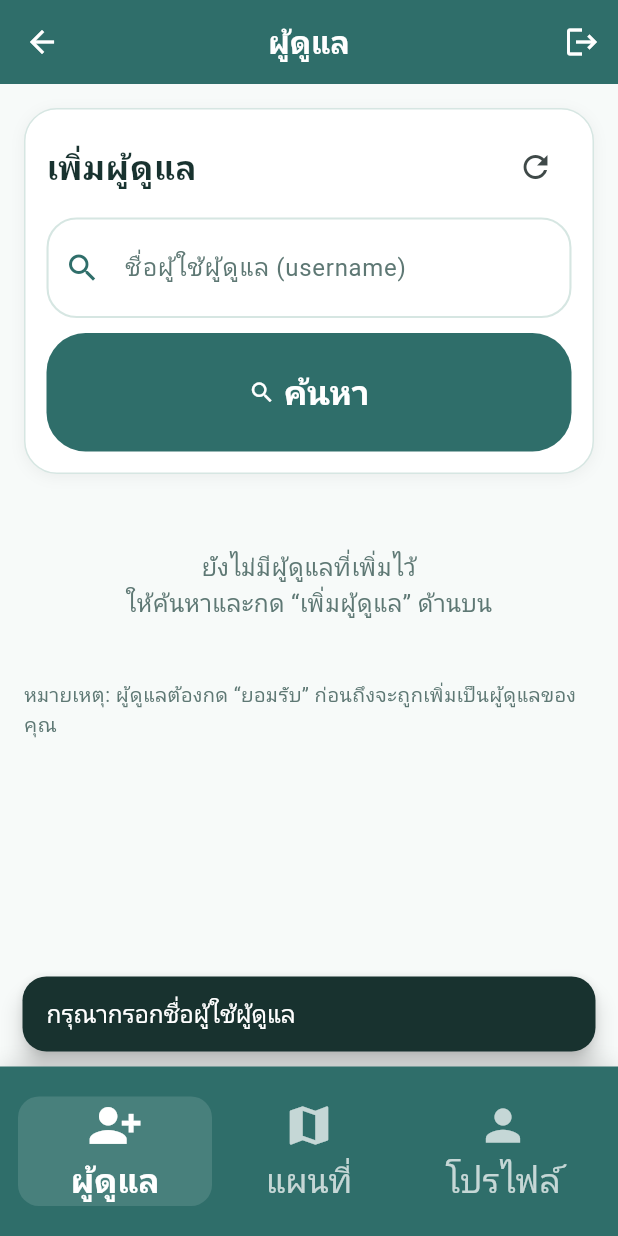
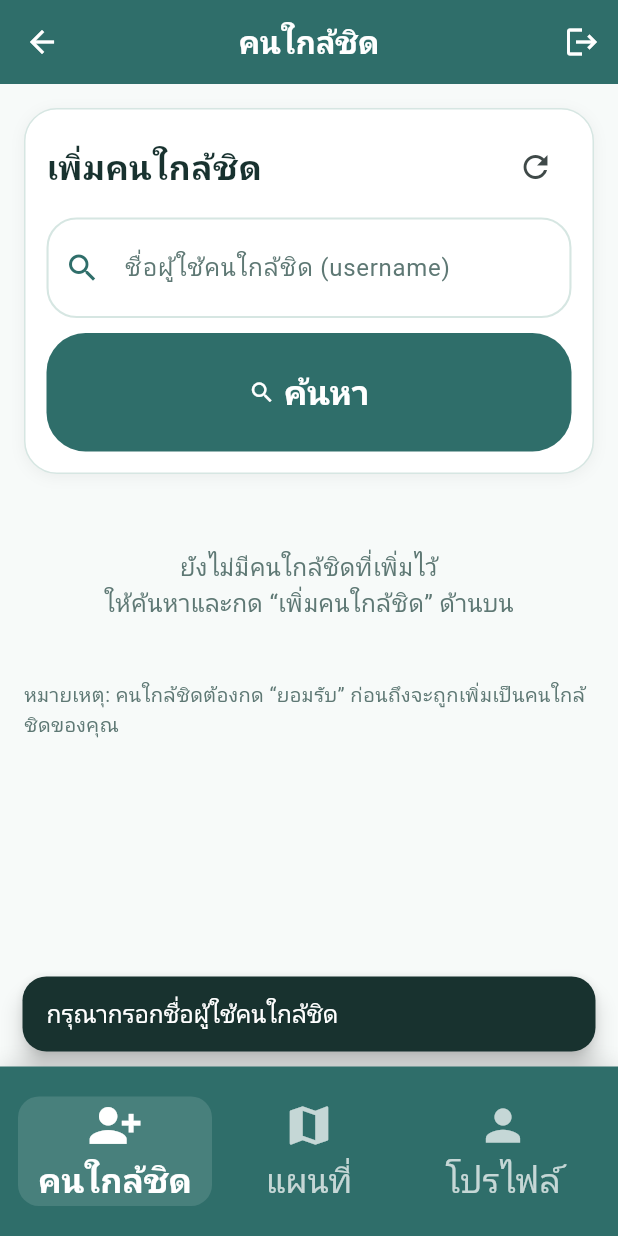
Before and after one commit to projectfinal9735-afk/eldercare-telegram-server, a Flutter app: the HomeElderScreen screen opened directly, after a tap on "ค้นหา", on a phone screen of 412 x 824 dp. Run offline on Flutter 3.47's test engine with Material 3 defaults, Android fonts, the phone set to English and light mode, and no system bars; our stand-ins replace cloud_firestore, firebase_auth, firebase_core, flutter_map, geolocator, latlong2; accounts and stored records are empty.

Commit message:
replace caregiver wording with close family wording

```diff
--- a/lib/screens/add_caregiver_screen.dart
+++ b/lib/screens/add_caregiver_screen.dart
@@ -44,7 +44,7 @@ ButtonStyle _elderOutlinedButtonStyle({double radius = 22}) {
 }
 
 
-/// หน้า Elder: แอดเพื่อนผู้ดูแล (Caregiver) แบบ "ส่งคำขอ" แล้วให้ฝั่งผู้ดูแลกดยอมรับ/ปฏิเสธ
+/// หน้า Elder: แอดเพื่อนคนใกล้ชิด (Caregiver) แบบ "ส่งคำขอ" แล้วให้ฝั่งคนใกล้ชิดกดยอมรับ/ปฏิเสธ
 ///
 /// โครงสร้างข้อมูล:
 /// - users/{elderUid}.caregiverIds = [caregiverUid, ...]        // เฉพาะที่ "ยอมรับแล้ว"
@@ -108,7 +108,7 @@ class _AddCaregiverScreenState extends State<AddCaregiverScreen> {
 
     final keyword = _searchCtl.text.trim();
     if (keyword.isEmpty) {
-      _snack('กรุณากรอกชื่อผู้ใช้ผู้ดูแล');
+      _snack('กรุณากรอกชื่อผู้ใช้คนใกล้ชิด');
       return;
     }
 
@@ -133,7 +133,7 @@ class _AddCaregiverScreenState extends State<AddCaregiverScreen> {
           _found = null;
           _foundUid = null;
         });
-        _snack('ไม่พบผู้ดูแลที่ใช้ชื่อผู้ใช้นี้');
+        _snack('ไม่พบคนใกล้ชิดที่ใช้ชื่อผู้ใช้นี้');
         return;
       }
 
@@ -172,23 +172,23 @@ setState(() {
     }
     final caregiverUid = _foundUid;
     if (caregiverUid == null) {
-      _snack('กรุณาค้นหาผู้ดูแลก่อน');
+      _snack('กรุณาค้นหาคนใกล้ชิดก่อน');
       return;
     }
 
-    // อนุญาตให้ผู้สูงอายุมีผู้ดูแลได้ครั้งละ 1 คนเท่านั้น
+    // อนุญาตให้ผู้สูงอายุมีคนใกล้ชิดได้ครั้งละ 1 คนเท่านั้น
     final elderDoc = await _db.collection('users').doc(me.uid).get();
     final elderData = elderDoc.data() ?? <String, dynamic>{};
     final acceptedIds =
         (elderData['caregiverIds'] as List<dynamic>?)?.map((e) => e.toString()).where((e) => e.isNotEmpty).toList() ?? const <String>[];
 
     if (acceptedIds.contains(caregiverUid)) {
-      _snack('ผู้ดูแลคนนี้ถูกเพิ่มแล้ว');
+      _snack('คนใกล้ชิดคนนี้ถูกเพิ่มแล้ว');
       return;
     }
 
     if (acceptedIds.isNotEmpty) {
-      _snack('มีผู้ดูแลอยู่แล้ว กรุณาลบผู้ดูแลเดิมก่อน');
+      _snack('มีคนใกล้ชิดอยู่แล้ว กรุณาลบคนใกล้ชิดเดิมก่อน');
       return;
     }
 
@@ -210,7 +210,7 @@ setState(() {
 
       if (!mounted) return;
       setState(() => _foundRequestStatus = 'pending');
-      _snack('ส่งคำขอไปยังผู้ดูแลแล้ว');
+      _snack('ส่งคำขอไปยังคนใกล้ชิดแล้ว');
     } on FirebaseException catch (e) {
       _snack(e.message ?? 'ส่งคำขอไม่สำเร็จ');
     }
@@ -244,8 +244,8 @@ setState(() {
   final ok = await showDialog<bool>(
     context: context,
     builder: (ctx) => AlertDialog(
-      title: const Text('ลบผู้ดูแล'),
-      content: const Text('ต้องการลบผู้ดูแลคนนี้ออกใช่หรือไม่?'),
+      title: const Text('ลบคนใกล้ชิด'),
+      content: const Text('ต้องการลบคนใกล้ชิดคนนี้ออกใช่หรือไม่?'),
       actions: [
         TextButton(onPressed: () => Navigator.pop(ctx, false), child: const Text('ยกเลิก')),
         ElevatedButton(onPressed: () => Navigator.pop(ctx, true), child: const Text('ลบ')),
@@ -297,7 +297,7 @@ setState(() {
         _foundRequestStatus = 'canceled';
       }
     });
-    _snack('ลบผู้ดูแลแล้ว');
+    _snack('ลบคนใกล้ชิดแล้ว');
   } on FirebaseException catch (e) {
     _snack(e.message ?? 'ลบไม่สำเร็จ');
   }
@@ -326,7 +326,7 @@ setState(() {
             children: [
               const Expanded(
                 child: Text(
-                  'เพิ่มผู้ดูแล',
+                  'เพิ่มคนใกล้ชิด',
                   style: TextStyle(fontSize: 24, fontWeight: FontWeight.w700),
                 ),
               ),
@@ -343,7 +343,7 @@ setState(() {
             textInputAction: TextInputAction.search,
             onSubmitted: (_) => _search(),
             decoration: InputDecoration(
-              labelText: 'ชื่อผู้ใช้ผู้ดูแล (username)',
+              labelText: 'ชื่อผู้ใช้คนใกล้ชิด (username)',
               prefixIcon: const Icon(Icons.search),
               border: OutlineInputBorder(borderRadius: BorderRadius.circular(14)),
             ),
@@ -414,7 +414,7 @@ setState(() {
           crossAxisAlignment: CrossAxisAlignment.start,
           children: [
             const Text(
-              'คำขอที่ส่งแล้ว (รอผู้ดูแลยอมรับ)',
+              'คำขอที่ส่งแล้ว (รอคนใกล้ชิดยอมรับ)',
               style: TextStyle(fontSize: 24, fontWeight: FontWeight.w700),
             ),
             const SizedBox(height: 10),
@@ -456,7 +456,7 @@ setState(() {
           return const Padding(
             padding: EdgeInsets.symmetric(vertical: 14),
             child: Text(
-              'ยังไม่มีผู้ดูแลที่เพิ่มไว้\nให้ค้นหาและกด “เพิ่มผู้ดูแล” ด้านบน',
+              'ยังไม่มีคนใกล้ชิดที่เพิ่มไว้\nให้ค้นหาและกด “เพิ่มคนใกล้ชิด” ด้านบน',
               textAlign: TextAlign.center,
               style: TextStyle(color: AppColors.subtleText),
             ),
@@ -468,7 +468,7 @@ setState(() {
           children: [
             const SizedBox(height: 12),
             const Text(
-              'ผู้ดูแลของฉัน',
+              'คนใกล้ชิดของฉัน',
               style: TextStyle(fontSize: 24, fontWeight: FontWeight.w700),
             ),
             const SizedBox(height: 10),
@@ -500,7 +500,7 @@ setState(() {
             _myCaregivers(),
             const SizedBox(height: 24),
             const Text(
-              'หมายเหตุ: ผู้ดูแลต้องกด “ยอมรับ” ก่อนถึงจะถูกเพิ่มเป็นผู้ดูแลของคุณ',
+              'หมายเหตุ: คนใกล้ชิดต้องกด “ยอมรับ” ก่อนถึงจะถูกเพิ่มเป็นคนใกล้ชิดของคุณ',
               style: TextStyle(fontSize: 14, color: AppColors.subtleText),
             ),
           ],
@@ -543,7 +543,7 @@ class _FoundCard extends StatelessWidget {
       child: Column(
         crossAxisAlignment: CrossAxisAlignment.start,
         children: [
-          const Text('พบผู้ดูแล', style: TextStyle(fontWeight: FontWeight.w700)),
+          const Text('พบคนใกล้ชิด', style: TextStyle(fontWeight: FontWeight.w700)),
           const SizedBox(height: 8),
           _kv('ชื่อผู้ใช้', identifier.isEmpty ? '-' : identifier),
           _kv('ชื่อ-นามสกุล', fullName.isEmpty ? '-' : fullName),
@@ -561,21 +561,21 @@ class _FoundCard extends StatelessWidget {
               icon: const Icon(Icons.send),
               label: const Padding(
                 padding: EdgeInsets.symmetric(vertical: 12),
-                child: Text('ส่งคำขอเป็นผู้ดูแล'),
+                child: Text('ส่งคำขอเป็นคนใกล้ชิด'),
               ),
             ),
           ),
           if (isPending) ...[
             const SizedBox(height: 8),
             const Text(
-              'รอผู้ดูแลกดยอมรับ',
+              'รอคนใกล้ชิดกดยอมรับ',
               style: TextStyle(color: AppColors.subtleText),
             ),
           ],
           if (isRejected) ...[
             const SizedBox(height: 8),
             const Text(
-              'ผู้ดูแลปฏิเสธแล้ว (สามารถส่งคำขอใหม่ได้)',
+              'คนใกล้ชิดปฏิเสธแล้ว (สามารถส่งคำขอใหม่ได้)',
               style: TextStyle(color: AppColors.subtleText),
             ),
           ],
@@ -706,7 +706,7 @@ class _CaregiverTileState extends State<_CaregiverTile> {
     final cleanedPhone = phone.trim();
     if (cleanedPhone.isEmpty) {
       ScaffoldMessenger.of(context).showSnackBar(
-        const SnackBar(content: Text('ยังไม่มีเบอร์โทรของผู้ดูแล')),
+        const SnackBar(content: Text('ยังไม่มีเบอร์โทรของคนใกล้ชิด')),
       );
       return;
     }
@@ -733,7 +733,7 @@ class _CaregiverTileState extends State<_CaregiverTile> {
       context: context,
       builder: (dialogContext) => StatefulBuilder(
         builder: (dialogContext, setDialogState) => AlertDialog(
-          title: const Text('ความสัมพันธ์กับผู้ดูแล'),
+          title: const Text('ความสัมพันธ์กับคนใกล้ชิด'),
           content: DropdownButtonFormField<String>(
             value: selected,
             items: caregiverRelationshipOptions
@@ -776,7 +776,7 @@ class _CaregiverTileState extends State<_CaregiverTile> {
 
     if (saved == true && context.mounted) {
       ScaffoldMessenger.of(context).showSnackBar(
-        const SnackBar(content: Text('บันทึกความสัมพันธ์กับผู้ดูแลแล้ว')),
+        const SnackBar(content: Text('บันทึกความสัมพันธ์กับคนใกล้ชิดแล้ว')),
       );
     }
   }
@@ -906,7 +906,7 @@ class _CaregiverTileState extends State<_CaregiverTile> {
                   IconButton(
                     onPressed: widget.onRemove,
                     icon: const Icon(Icons.delete_outline),
-                    tooltip: 'ลบผู้ดูแล',
+                    tooltip: 'ลบคนใกล้ชิด',
                     color: AppColors.subtleText,
                   ),
                 ],
--- a/lib/screens/edit_profile_screen.dart
+++ b/lib/screens/edit_profile_screen.dart
@@ -234,7 +234,7 @@ class _EditProfileScreenState extends State<EditProfileScreen> {
                   onChanged: (value) {
                     setState(() => _relationshipToCaregiver = value);
                   },
-                  decoration: _dec('ความสัมพันธ์กับผู้ดูแล'),
+                  decoration: _dec('ความสัมพันธ์กับคนใกล้ชิด'),
                   validator: (value) {
                     if ((_role ?? '') == 'elder' && (value == null || value.isEmpty)) {
                       return 'กรุณาเลือกความสัมพันธ์';
--- a/lib/screens/home_caregiver_screen.dart
+++ b/lib/screens/home_caregiver_screen.dart
@@ -31,11 +31,11 @@ class _HomeCaregiverScreenState extends State<HomeCaregiverScreen> {
   String get _title {
     switch (_index) {
       case 0:
-        return 'ผู้ดูแล';
+        return 'คนใกล้ชิด';
       case 1:
-        return 'แดชบอร์ดผู้ดูแล';
+        return 'แดชบอร์ดคนใกล้ชิด';
       case 2:
-        return 'ข้อมูลส่วนตัว (ผู้ดูแล)';
+        return 'ข้อมูลส่วนตัว (คนใกล้ชิด)';
       default:
         return '';
     }
@@ -71,7 +71,7 @@ class _HomeCaregiverScreenState extends State<HomeCaregiverScreen> {
         final hasAnotherCaregiver = caregiverIds.isNotEmpty && !alreadyLinkedToThisCaregiver;
 
         if (hasAnotherCaregiver) {
-          throw Exception('ผู้สูงอายุมีผู้ดูแลอยู่แล้ว กรุณาลบผู้ดูแลเดิมก่อน');
+          throw Exception('ผู้สูงอายุมีคนใกล้ชิดอยู่แล้ว กรุณาลบคนใกล้ชิดเดิมก่อน');
         }
 
         tx.set(reqRef, {
@@ -206,7 +206,7 @@ class _HomeCaregiverScreenState extends State<HomeCaregiverScreen> {
                     ),
                     const SizedBox(height: 6),
                     Text(
-                      'คำขอเป็นผู้ดูแลที่รอการตอบรับ ${docs.length} รายการ',
+                      'คำขอเป็นคนใกล้ชิดที่รอการตอบรับ ${docs.length} รายการ',
                       style: const TextStyle(color: AppColors.subtleText),
                     ),
                     const SizedBox(height: 12),
@@ -407,7 +407,7 @@ class _BottomActionBar extends StatelessWidget {
           children: [
             _NavActionItem(
               icon: Icons.groups_rounded,
-              label: 'ผู้ดูแล',
+              label: 'คนใกล้ชิด',
               selected: currentIndex == 0,
               color: color,
               onTap: () => onSelect(0),
@@ -525,7 +525,7 @@ class _NavActionItemState extends State<_NavActionItem> {
   }
 }
 
-/// placeholder: รายชื่อผู้สูงอายุที่ผู้ดูแลดูแลอยู่
+/// placeholder: รายชื่อผู้สูงอายุที่คนใกล้ชิดดูแลอยู่
 class CaregiverEldersScreen extends StatefulWidget {
   const CaregiverEldersScreen({
     super.key,
@@ -652,7 +652,7 @@ class _CaregiverEldersScreenState extends State<CaregiverEldersScreen> {
       final hasAnotherCaregiver = caregiverIds.isNotEmpty && !alreadyLinkedToThisCaregiver;
 
       if (hasAnotherCaregiver) {
-        throw Exception('ผู้สูงอายุมีผู้ดูแลอยู่แล้ว กรุณาลบผู้ดูแลเดิมก่อน');
+        throw Exception('ผู้สูงอายุมีคนใกล้ชิดอยู่แล้ว กรุณาลบคนใกล้ชิดเดิมก่อน');
       }
 
       tx.set(reqRef, {
@@ -728,7 +728,7 @@ class _CaregiverEldersScreenState extends State<CaregiverEldersScreen> {
           crossAxisAlignment: CrossAxisAlignment.start,
           children: [
             const Text(
-              'คำขอเป็นผู้ดูแล (รอการตอบรับ)',
+              'คำขอเป็นคนใกล้ชิด (รอการตอบรับ)',
               style: TextStyle(fontSize: 24, fontWeight: FontWeight.w700),
             ),
             const SizedBox(height: 10),
@@ -1536,7 +1536,7 @@ class _RealtimeDistanceCard extends StatelessWidget {
               value = 'ยังไม่พบตำแหน่งผู้สูงอายุ';
               valueColor = AppColors.subtleText;
             } else if (caregiverSnap.hasError) {
-              value = 'เปิดตำแหน่งผู้ดูแลเพื่อคำนวณ';
+              value = 'เปิดตำแหน่งคนใกล้ชิดเพื่อคำนวณ';
               valueColor = Colors.orange.shade800;
             } else if (!caregiverSnap.hasData) {
               value = 'กำลังคำนวณ...';
@@ -1580,7 +1580,7 @@ class _RealtimeDistanceCard extends StatelessWidget {
                       crossAxisAlignment: CrossAxisAlignment.start,
                       children: [
                         const Text(
-                          'ระยะห่างผู้ดูแล-ผู้สูงอายุ',
+                          'ระยะห่างคนใกล้ชิด-ผู้สูงอายุ',
                           style: TextStyle(
                             fontSize: 15,
                             color: AppColors.subtleText,
@@ -1723,7 +1723,7 @@ class _NotificationRequestTile extends StatelessWidget {
                     ),
                     const SizedBox(height: 4),
                     const Text(
-                      'ส่งคำขอเป็นผู้ดูแลถึงคุณ',
+                      'ส่งคำขอเป็นคนใกล้ชิดถึงคุณ',
                       style: TextStyle(color: AppColors.subtleText),
                     ),
                     if (phone.isNotEmpty) ...[
@@ -2698,7 +2698,7 @@ class _ElderTileState extends State<_ElderTile> {
   }
 }
 
-/// แท็บโปรไฟล์ของผู้ดูแล (แสดงโปรไฟล์ + ปุ่มเปลี่ยนรหัสผ่านเหมือนเดิม)
+/// แท็บโปรไฟล์ของคนใกล้ชิด (แสดงโปรไฟล์ + ปุ่มเปลี่ยนรหัสผ่านเหมือนเดิม)
 class CaregiverProfileTab extends StatelessWidget {
   final VoidCallback onChangePassword;
 
--- a/lib/screens/home_elder_screen.dart
+++ b/lib/screens/home_elder_screen.dart
@@ -21,7 +21,7 @@ class _HomeElderScreenState extends State<HomeElderScreen> {
   String get _title {
     switch (_index) {
       case 0:
-        return 'ผู้ดูแล';
+        return 'คนใกล้ชิด';
       case 1:
         return 'แผนที่';
       case 2:
@@ -113,7 +113,7 @@ class _BottomActionBar extends StatelessWidget {
           children: [
             _NavActionItem(
               icon: Icons.person_add_alt_1,
-              label: 'ผู้ดูแล',
+              label: 'คนใกล้ชิด',
               selected: currentIndex == 0,
               color: color,
               onTap: () => onSelect(0),
--- a/lib/screens/login_caregiver_screen.dart
+++ b/lib/screens/login_caregiver_screen.dart
@@ -60,7 +60,7 @@ class _LoginCaregiverScreenState extends State<LoginCaregiverScreen> {
   @override
   Widget build(BuildContext context) {
     return Scaffold(
-      appBar: AppBar(title: const Text('เข้าสู่ระบบผู้ดูแล')),
+      appBar: AppBar(title: const Text('เข้าสู่ระบบคนใกล้ชิด')),
       body: SafeArea(
         child: Center(
           child: ConstrainedBox(
@@ -76,7 +76,7 @@ class _LoginCaregiverScreenState extends State<LoginCaregiverScreen> {
                       const Icon(Icons.health_and_safety, size: 58, color: AppColors.primary),
                       const SizedBox(height: 16),
                       const Text(
-                        'ผู้ดูแล',
+                        'คนใกล้ชิด',
                         textAlign: TextAlign.center,
                         style: TextStyle(fontSize: 32, fontWeight: FontWeight.w800),
                       ),
--- a/lib/screens/profile_screen.dart
+++ b/lib/screens/profile_screen.dart
@@ -131,7 +131,7 @@ class ProfileScreen extends StatelessWidget {
               if (relationshipToCaregiver.isNotEmpty) ...[
                 const SizedBox(height: 12),
                 _InfoCard(
-                  title: 'ความสัมพันธ์กับผู้ดูแล',
+                  title: 'ความสัมพันธ์กับคนใกล้ชิด',
                   value: relationshipToCaregiver,
                   icon: Icons.family_restroom,
                 ),
--- a/lib/screens/role_select_screen.dart
+++ b/lib/screens/role_select_screen.dart
@@ -69,7 +69,7 @@ class RoleSelectScreen extends StatelessWidget {
                           MaterialPageRoute(builder: (_) => const LoginCaregiverScreen()),
                         ),
                         child: const Text(
-                          'เข้าใช้งานสำหรับผู้ดูแล',
+                          'เข้าใช้งานสำหรับคนใกล้ชิด',
                           style: TextStyle(fontSize: 24, fontWeight: FontWeight.w700),
                         ),
                       ),
--- a/lib/screens/route_search_screen.dart
+++ b/lib/screens/route_search_screen.dart
@@ -413,7 +413,7 @@ class _RouteSearchScreenState extends State<RouteSearchScreen> {
       });
       if (!mounted) return;
       setState(() => _sharingLiveLocation = true);
-      _showInlineMessage('กำลังแชร์ตำแหน่งสดให้ผู้ดูแลเห็น', isError: false);
+      _showInlineMessage('กำลังแชร์ตำแหน่งสดให้คนใกล้ชิดเห็น', isError: false);
     } catch (e) {
       _showInlineMessage(AppError.message(e), isError: true);
       _showSnack(AppError.message(e));
@@ -671,10 +671,10 @@ out center tags 80;
 
       if (!mounted) return;
 
-      _showInlineMessage('ส่ง SOS และแจ้งเตือนผู้ดูแลแล้ว');
+      _showInlineMessage('ส่ง SOS และแจ้งเตือนคนใกล้ชิดแล้ว');
 
       if (caregiver == null) {
-        _showSnack('ส่ง SOS แล้ว แต่ยังไม่พบข้อมูลผู้ดูแล');
+        _showSnack('ส่ง SOS แล้ว แต่ยังไม่พบข้อมูลคนใกล้ชิด');
         return;
       }
 
@@ -1107,7 +1107,7 @@ out center tags 80;
               else
                 AppStateCard(
                   icon: _sharingLiveLocation ? Icons.my_location : Icons.location_searching,
-                  message: _sharingLiveLocation ? 'กำลังแชร์ตำแหน่งสดให้ผู้ดูแล' : 'ยังไม่ได้เปิดแชร์ตำแหน่งสด',
+                  message: _sharingLiveLocation ? 'กำลังแชร์ตำแหน่งสดให้คนใกล้ชิด' : 'ยังไม่ได้เปิดแชร์ตำแหน่งสด',
                   actionLabel: _sharingLiveLocation ? 'หยุดแชร์' : 'เริ่มแชร์',
                   onAction: _toggleLiveLocation,
                 ),
--- a/lib/screens/signup_caregiver_screen.dart
+++ b/lib/screens/signup_caregiver_screen.dart
@@ -91,7 +91,7 @@ class _SignupCaregiverScreenState extends State<SignupCaregiverScreen> {
   @override
   Widget build(BuildContext context) {
     return Scaffold(
-      appBar: AppBar(title: const Text('สมัครสมาชิกผู้ดูแล')),
+      appBar: AppBar(title: const Text('สมัครสมาชิกคนใกล้ชิด')),
       body: SafeArea(
         child: Center(
           child: ConstrainedBox(
@@ -107,7 +107,7 @@ class _SignupCaregiverScreenState extends State<SignupCaregiverScreen> {
                       const Icon(Icons.health_and_safety, size: 56, color: AppColors.primary),
                       const SizedBox(height: 16),
                       const Text(
-                        'สมัครสมาชิกผู้ดูแล',
+                        'สมัครสมาชิกคนใกล้ชิด',
                         textAlign: TextAlign.center,
                         style: TextStyle(fontSize: 32, fontWeight: FontWeight.w800),
                       ),
--- a/lib/screens/sos_call_screen.dart
+++ b/lib/screens/sos_call_screen.dart
@@ -50,7 +50,7 @@ class _SosCallScreenState extends State<SosCallScreen> {
     if (phone.isEmpty) {
       if (!mounted) return;
       ScaffoldMessenger.of(context).showSnackBar(
-        const SnackBar(content: Text('ไม่พบเบอร์โทรของผู้ดูแล')),
+        const SnackBar(content: Text('ไม่พบเบอร์โทรของคนใกล้ชิด')),
       );
       return;
     }
@@ -80,7 +80,7 @@ class _SosCallScreenState extends State<SosCallScreen> {
   Widget build(BuildContext context) {
     final hasPhone = widget.caregiverPhone.trim().isNotEmpty;
     final caregiverName = widget.caregiverName.trim().isEmpty
-        ? 'ผู้ดูแล'
+        ? 'คนใกล้ชิด'
         : widget.caregiverName.trim();
 
     return Scaffold(
@@ -133,7 +133,7 @@ class _SosCallScreenState extends State<SosCallScreen> {
                       ),
                       const SizedBox(height: 8),
                       const Text(
-                        'ระบบกำลังติดต่อผู้ดูแลทันที',
+                        'ระบบกำลังติดต่อคนใกล้ชิดทันที',
                         style: TextStyle(
                           fontSize: 24,
                           fontWeight: FontWeight.w600,
@@ -160,7 +160,7 @@ class _SosCallScreenState extends State<SosCallScreen> {
                             ),
                             const SizedBox(height: 10),
                             SelectableText(
-                              hasPhone ? widget.caregiverPhone : 'ไม่พบเบอร์โทรผู้ดูแล',
+                              hasPhone ? widget.caregiverPhone : 'ไม่พบเบอร์โทรคนใกล้ชิด',
                               style: TextStyle(
                                 fontSize: 27,
                                 fontWeight: FontWeight.w800,
@@ -175,7 +175,7 @@ class _SosCallScreenState extends State<SosCallScreen> {
                       Text(
                         hasPhone
                             ? 'ระบบได้ส่ง SOS แจ้ง LINE และพยายามเปิดหน้าโทรให้อัตโนมัติแล้ว'
-                            : 'ส่ง SOS และแจ้ง LINE แล้ว แต่ยังไม่มีเบอร์โทรของผู้ดูแล',
+                            : 'ส่ง SOS และแจ้ง LINE แล้ว แต่ยังไม่มีเบอร์โทรของคนใกล้ชิด',
                         style: TextStyle(
                           color: Colors.grey.shade700,
                           fontSize: 14,
@@ -200,7 +200,7 @@ class _SosCallScreenState extends State<SosCallScreen> {
                               : const Icon(Icons.call_rounded),
                           label: Text(
                             hasPhone
-                                ? (_launchingCall ? 'กำลังเปิดหน้าโทร...' : 'โทรหาผู้ดูแลทันที')
+                                ? (_launchingCall ? 'กำลังเปิดหน้าโทร...' : 'โทรหาคนใกล้ชิดทันที')
                                 : 'ยังโทรไม่ได้',
                           ),
                           style: FilledButton.styleFrom(
```
Also changed, not shown: 1 other file.
